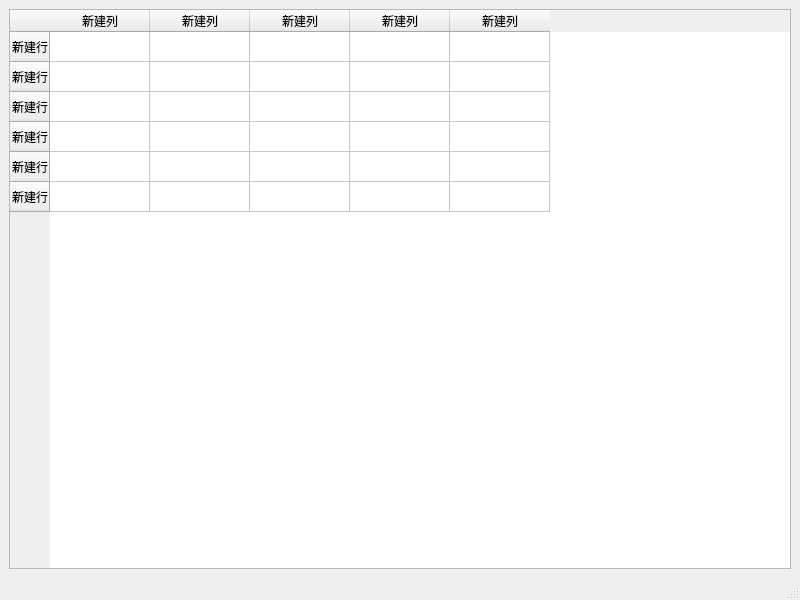
Qt form mainwindow.ui (kezhengjie/game-streaming-helper) before a commit.
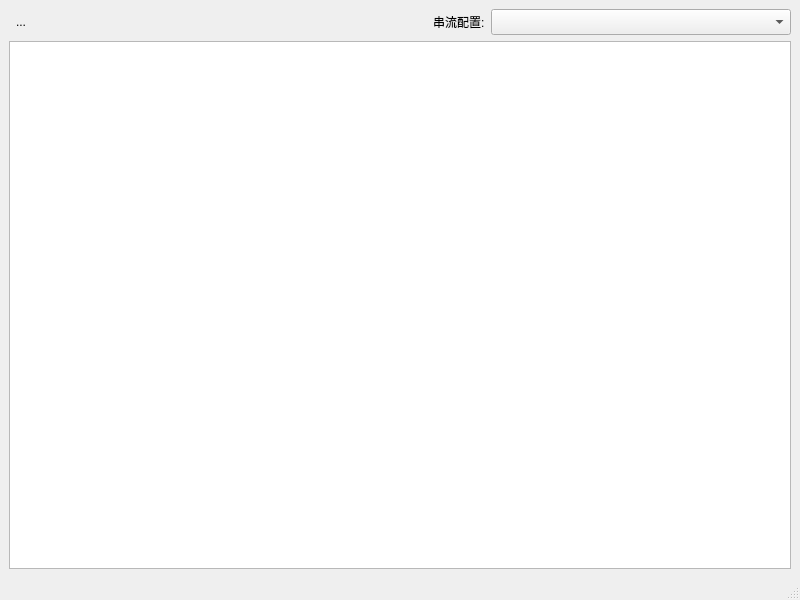
The same form after that commit. Icons and pictures are not drawn.

```diff
--- a/mainwindow.ui
+++ b/mainwindow.ui
@@ -14,65 +14,88 @@
    <string>MainWindow</string>
   </property>
   <widget class="QWidget" name="centralwidget">
+   <layout class="QVBoxLayout" name="verticalLayout">
+    <item>
    <layout class="QHBoxLayout" name="horizontalLayout">
     <item>
-     <widget class="QTableWidget" name="tableWidget">
-      <row>
-       <property name="text">
-        <string>新建行</string>
-       </property>
-      </row>
-      <row>
+       <widget class="QToolButton" name="switch_mode_button">
+        <property name="sizePolicy">
+         <sizepolicy hsizetype="Fixed" vsizetype="Fixed">
+          <horstretch>0</horstretch>
+          <verstretch>0</verstretch>
+         </sizepolicy>
+        </property>
        <property name="text">
-        <string>新建行</string>
-       </property>
-      </row>
-      <row>
-       <property name="text">
-        <string>新建行</string>
-       </property>
-      </row>
-      <row>
-       <property name="text">
-        <string>新建行</string>
-       </property>
-      </row>
-      <row>
-       <property name="text">
-        <string>新建行</string>
-       </property>
-      </row>
-      <row>
-       <property name="text">
-        <string>新建行</string>
-       </property>
-      </row>
-      <column>
-       <property name="text">
-        <string>新建列</string>
-       </property>
-      </column>
-      <column>
-       <property name="text">
-        <string>新建列</string>
-       </property>
-      </column>
-      <column>
-       <property name="text">
-        <string>新建列</string>
-       </property>
-      </column>
-      <column>
+         <string>...</string>
+        </property>
+        <property name="icon">
+         <iconset theme="QIcon::ThemeIcon::MediaPlaybackStart"/>
+        </property>
+        <property name="iconSize">
+         <size>
+          <width>30</width>
+          <height>30</height>
+         </size>
+        </property>
+        <property name="toolButtonStyle">
+         <enum>Qt::ToolButtonStyle::ToolButtonIconOnly</enum>
+        </property>
+        <property name="autoRaise">
+         <bool>true</bool>
+        </property>
+       </widget>
+      </item>
+      <item>
+       <spacer name="horizontalSpacer">
+        <property name="orientation">
+         <enum>Qt::Orientation::Horizontal</enum>
+        </property>
+        <property name="sizeHint" stdset="0">
+         <size>
+          <width>40</width>
+          <height>20</height>
+         </size>
+        </property>
+       </spacer>
+      </item>
+      <item>
+       <widget class="QLabel" name="label">
+        <property name="sizePolicy">
+         <sizepolicy hsizetype="Preferred" vsizetype="Preferred">
+          <horstretch>0</horstretch>
+          <verstretch>0</verstretch>
+         </sizepolicy>
+        </property>
        <property name="text">
-        <string>新建列</string>
-       </property>
-      </column>
-      <column>
-       <property name="text">
-        <string>新建列</string>
-       </property>
-      </column>
-     </widget>
+         <string>串流配置:</string>
+        </property>
+       </widget>
+      </item>
+      <item>
+       <widget class="QComboBox" name="resolution_list">
+        <property name="sizePolicy">
+         <sizepolicy hsizetype="Preferred" vsizetype="Fixed">
+          <horstretch>0</horstretch>
+          <verstretch>0</verstretch>
+         </sizepolicy>
+        </property>
+        <property name="minimumSize">
+         <size>
+          <width>300</width>
+          <height>0</height>
+         </size>
+        </property>
+        <property name="font">
+         <font>
+          <pointsize>11</pointsize>
+         </font>
+        </property>
+       </widget>
+      </item>
+     </layout>
+    </item>
+    <item>
+     <widget class="QTableWidget" name="game_settings_table"/>
     </item>
    </layout>
   </widget>
```
Lines whose indentation alone changed are shown as unchanged.
